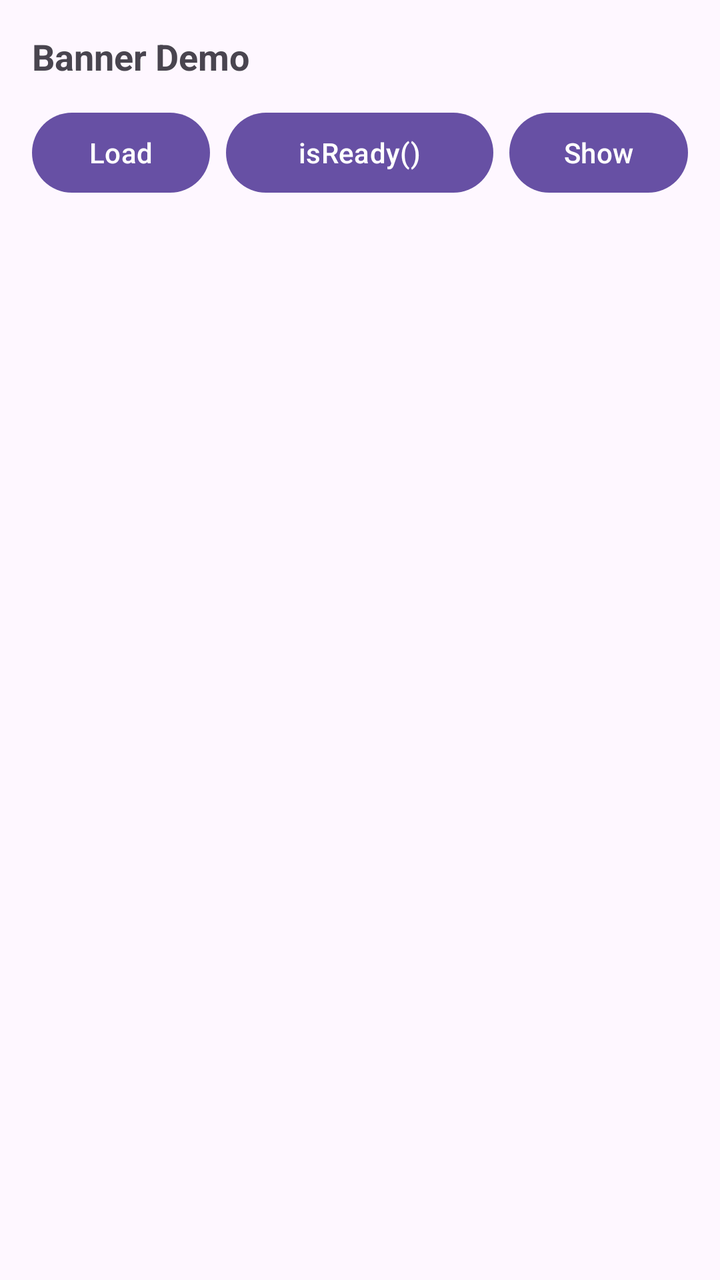
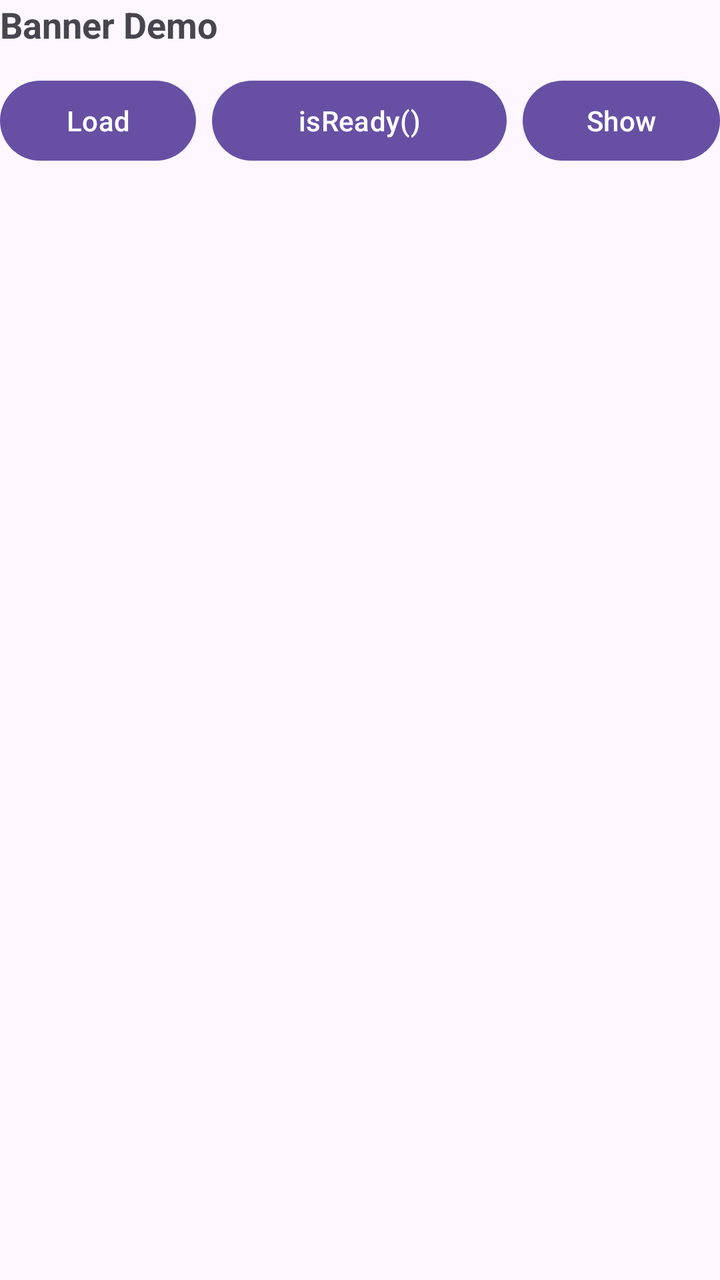

The first picture is an Android layout as it rendered before a commit; the second is the same layout after the commit. The layout source and the unified diff follow.
<!-- AndroidManifest.xml: application theme Theme.Demo2 -->
<!-- res/layout/activity_banner_ad.xml -->
<?xml version="1.0" encoding="utf-8"?>
<LinearLayout xmlns:android="http://schemas.android.com/apk/res/android"
    android:id="@+id/activity_banner_ad"
    android:layout_width="match_parent"
    android:layout_height="match_parent"
    android:orientation="vertical"
    android:padding="16dp">

    <TextView
        android:layout_width="match_parent"
        android:layout_height="wrap_content"
        android:text="Banner Demo"
        android:textSize="18sp"
        android:textStyle="bold" />

    <LinearLayout
        android:layout_width="match_parent"
        android:layout_height="wrap_content"
        android:layout_marginTop="12dp"
        android:orientation="horizontal">

        <Button
            android:id="@+id/btn_load"
            android:layout_width="0dp"
            android:layout_height="wrap_content"
            android:layout_weight="0.8"
            android:text="Load" />

        <Button
            android:id="@+id/btn_check"
            android:layout_width="0dp"
            android:layout_height="wrap_content"
            android:layout_marginStart="8dp"
            android:layout_weight="1.2"
            android:text="isReady()" />

        <Button
            android:id="@+id/btn_show"
            android:layout_width="0dp"
            android:layout_height="wrap_content"
            android:layout_marginStart="8dp"
            android:layout_weight="0.8"
            android:text="Show" />

    </LinearLayout>

    
    <FrameLayout
        android:id="@+id/ad_container"
        android:layout_width="wrap_content"
        android:layout_height="wrap_content"
        android:gravity="center"
        />

</LinearLayout>
<!-- resources referenced by this layout -->
<resources>
  <style name="Theme.Demo2" parent="Base.Theme.Demo2" />
  <style name="Base.Theme.Demo2" parent="Theme.Material3.DayNight.NoActionBar">
          
          
      </style>
</resources>

<!-- the commit's change to res/layout/activity_banner_ad.xml (unified diff, before → after) -->
@@ -4,7 +4,7 @@
     android:layout_width="match_parent"
     android:layout_height="match_parent"
     android:orientation="vertical"
-    android:padding="16dp">
+    android:padding="0dp">
 
     <TextView
         android:layout_width="match_parent"
@@ -42,14 +42,21 @@
             android:layout_weight="0.8"
             android:text="Show" />
 
+
+
+
     </LinearLayout>
 
+
+    
     
     <FrameLayout
         android:id="@+id/ad_container"
         android:layout_width="wrap_content"
-        android:layout_height="wrap_content"
-        android:gravity="center"
-        />
+        android:layout_height="150dp"
+        android:layout_marginTop="20dp"
+        android:layout_gravity="center_horizontal"
+        android:background="#546486"
+        android:gravity="center"/>
 
 </LinearLayout>
